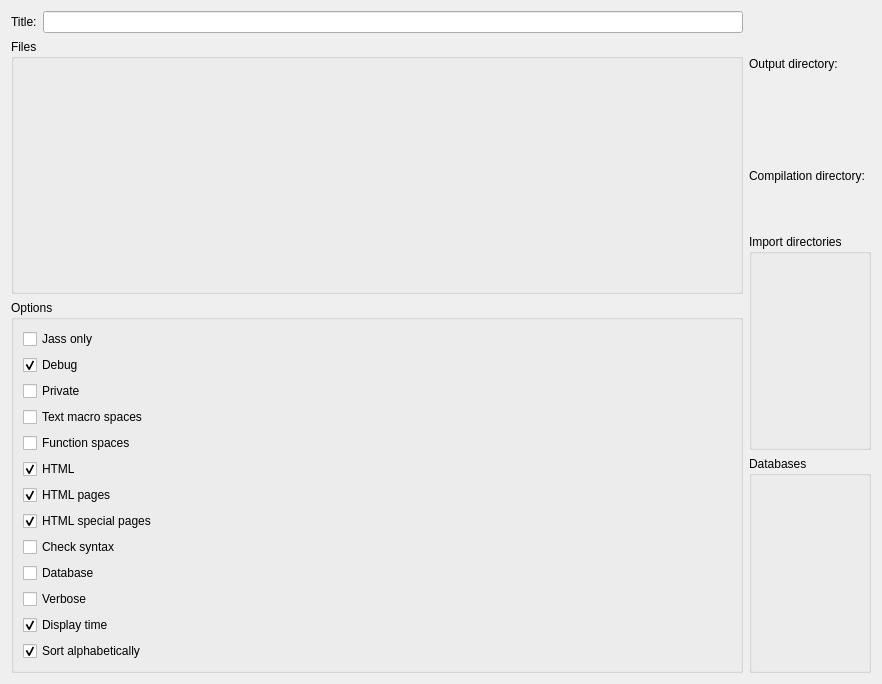
This is vjassdoc/src/gui/ui/widget.ui in xiangzhai/vjasssdk as Qt 5 draws it before an edit. The edited form follows.
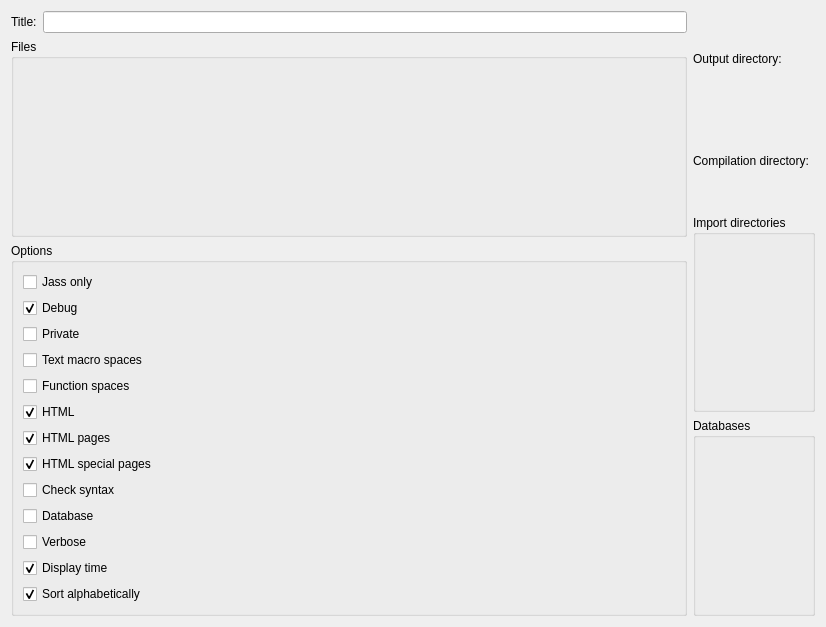
This is the edited form. Custom widgets are drawn as their Qt base class.

The edit to the form file:
```diff
--- a/vjassdoc/src/gui/ui/widget.ui
+++ b/vjassdoc/src/gui/ui/widget.ui
@@ -6,8 +6,8 @@
    <rect>
     <x>0</x>
     <y>0</y>
-    <width>882</width>
-    <height>684</height>
+    <width>826</width>
+    <height>627</height>
    </rect>
   </property>
   <property name="windowTitle">
```
